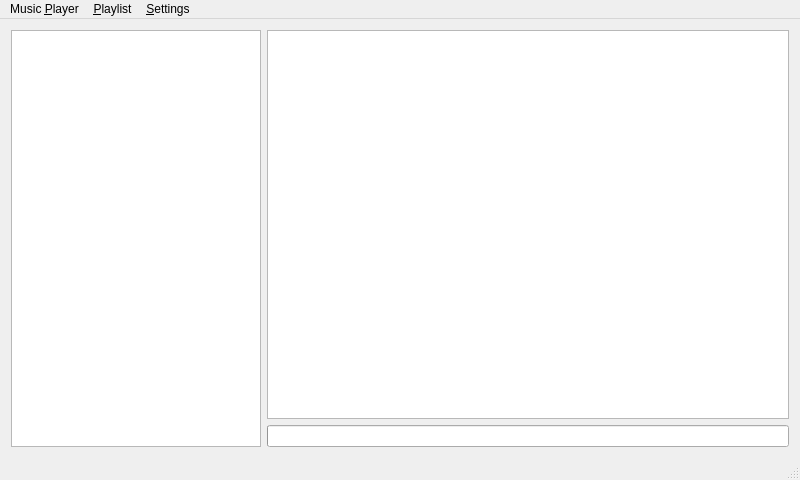
tomahawk-player/tomahawk, file src/tomahawkwindow.ui: the form before one commit.
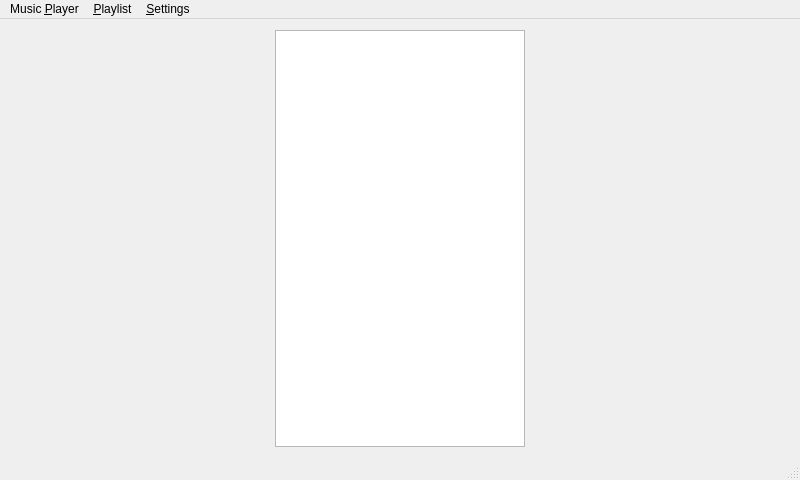
The form after the commit. Custom widgets are drawn as their Qt base class.

Commit message: * Merge private branch with master: PlaylistModels et al. There are still a bunch of bugs I need to tackle and more stuff to merge, but alas, let's make this patch orgy public for what it's worth.

```diff
--- a/src/tomahawkwindow.ui
+++ b/src/tomahawkwindow.ui
@@ -40,13 +40,10 @@
        </widget>
       </item>
       <item>
-       <layout class="QVBoxLayout" name="verticalLayout">
-        <item>
-         <widget class="PlaylistView" name="playlistView"/>
-        </item>
-        <item>
-         <widget class="QProgressBar" name="actionProgress"/>
-        </item>
+       <layout class="QVBoxLayout" name="mainLayout">
+        <property name="spacing">
+         <number>0</number>
+        </property>
        </layout>
       </item>
      </layout>
@@ -132,11 +129,6 @@
  </widget>
  <layoutdefault spacing="6" margin="11"/>
  <customwidgets>
-  <customwidget>
-   <class>PlaylistView</class>
-   <extends>QTreeView</extends>
-   <header>playlistview.h</header>
-  </customwidget>
   <customwidget>
    <class>SourceTreeView</class>
    <extends>QTreeView</extends>
```
Left out of the diff: 4 changed lines with no effect on the pictures. The commit also changes 59 other files.
